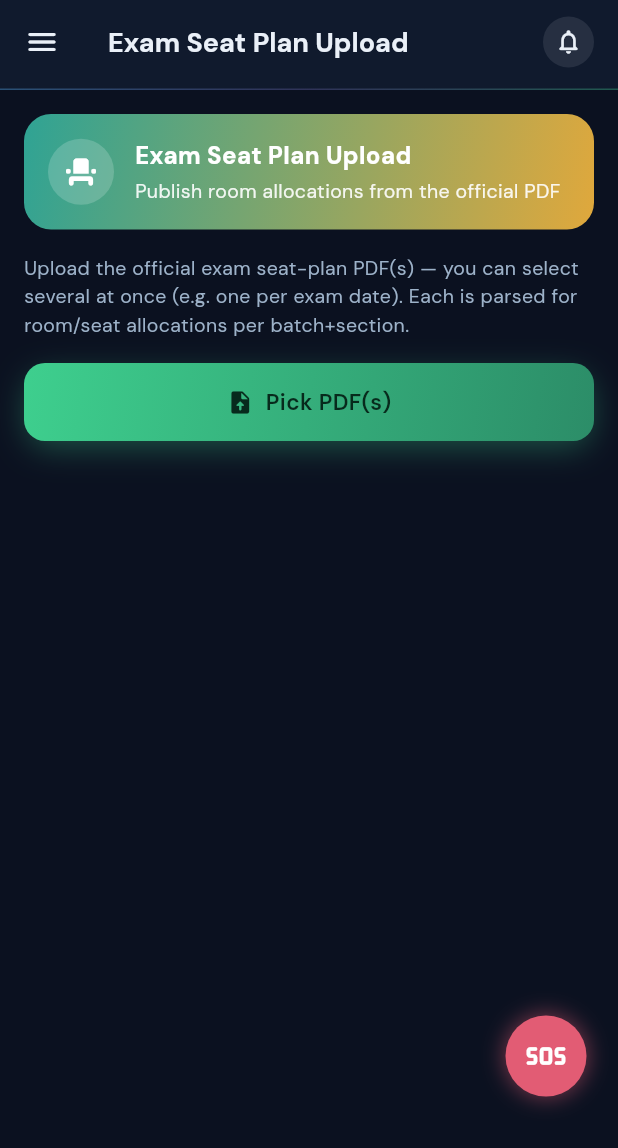
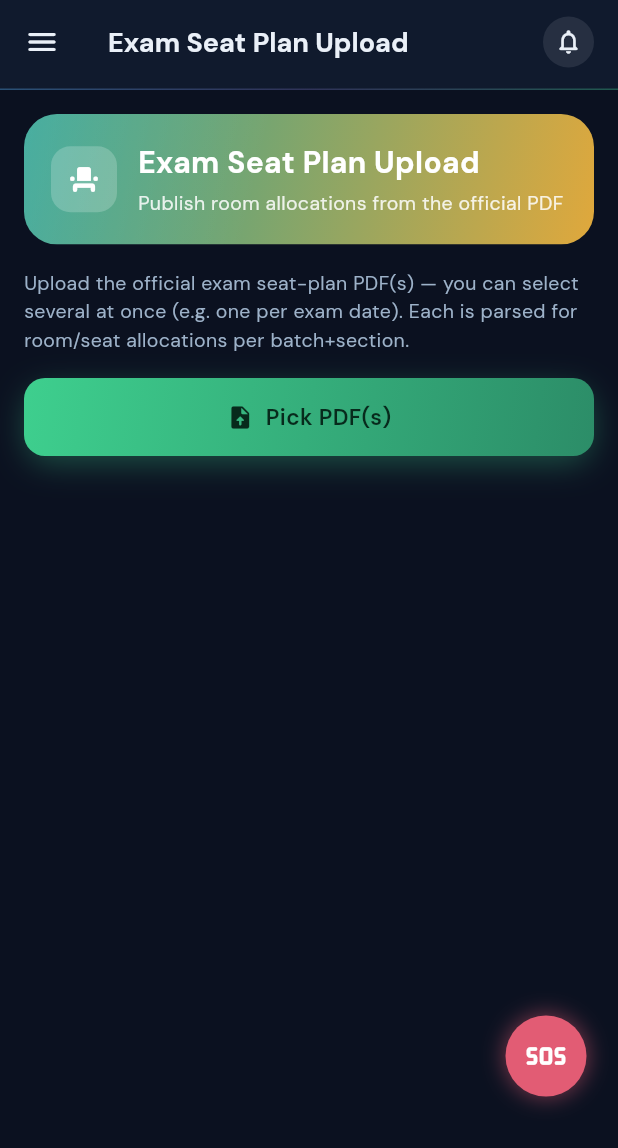
Before and after one commit to rakibhassanrh66/AFOS, a Flutter app: the ManageExamSeatsScreen screen opened by its route, on a phone screen of 412 x 824 dp. Shown: the top 1148 px of the screen. Run offline on Flutter 3.47's test engine with Material 3 defaults, Android fonts, the phone set to English and light mode, and no system bars; drawn by our look-alikes of flutter_animate; our stand-ins replace audioplayers, cached_network_image, connectivity_plus, dio, file_picker, flutter_bloc and 19 more; missing offline and left inert: app_badge_plus, dart:js_interop, flutter_background_service, mobile_scanner, onesignal_flutter, record and 1 more; accounts and stored records are empty.

Commit message:
UI redesign: FeatureHeader on grades, manage_dept_chat, manage_exam_seats, registry_list

```diff
--- a/lib/features/exam_seat/presentation/manage_exam_seats_screen.dart
+++ b/lib/features/exam_seat/presentation/manage_exam_seats_screen.dart
@@ -7,6 +7,7 @@ import '../../../config/theme/app_icons.dart';
 import '../../../config/theme/app_text_styles.dart';
 import '../../../core/utils/error_formatter.dart';
 import '../../../shared/widgets/afos_button.dart';
+import '../../../shared/widgets/feature_header.dart';
 import '../../../shared/widgets/surface_card.dart';
 import '../../notifications/data/repositories/notification_service.dart';
 import '../../shell/presentation/top_app_bar.dart';
@@ -115,26 +116,13 @@ class _ManageExamSeatsScreenState extends State<ManageExamSeatsScreen> {
       backgroundColor: Theme.of(context).scaffoldBackgroundColor,
       appBar: const AfosAppBar(title: 'Exam Seat Plan Upload'),
       body: ListView(padding: const EdgeInsets.all(16), children: [
-        Container(
-          padding: const EdgeInsets.all(16),
-          margin: const EdgeInsets.only(bottom: 16),
-          decoration: BoxDecoration(
-            gradient: const LinearGradient(begin: Alignment.topLeft, end: Alignment.bottomRight,
-                colors: [AppColors.orange, AppColors.amber]),
-            borderRadius: BorderRadius.circular(18),
-          ),
-          child: Row(children: [
-            Container(padding: const EdgeInsets.all(10),
-                decoration: BoxDecoration(color: Colors.white.withValues(alpha: 0.18), shape: BoxShape.circle),
-                child: const Icon(AppIcons.examSeat, color: Colors.white, size: 24)),
-            const SizedBox(width: 14),
-            Expanded(child: Column(crossAxisAlignment: CrossAxisAlignment.start, children: [
-              Text('Exam Seat Plan Upload', style: AppTextStyles.titleLarge.copyWith(color: Colors.white, fontWeight: FontWeight.w800)),
-              const SizedBox(height: 3),
-              Text('Publish room allocations from the official PDF',
-                  style: AppTextStyles.bodyMedium.copyWith(color: Colors.white.withValues(alpha: 0.9))),
-            ])),
-          ]),
+        const FeatureHeader(
+          title: 'Exam Seat Plan Upload',
+          subtitle: 'Publish room allocations from the official PDF',
+          icon: AppIcons.examSeat,
+          gradient: LinearGradient(begin: Alignment.topLeft, end: Alignment.bottomRight,
+              colors: [AppColors.orange, AppColors.amber]),
+          margin: EdgeInsets.only(bottom: 16),
         ),
         Text('Upload the official exam seat-plan PDF(s) — you can select several at once '
                 '(e.g. one per exam date). Each is parsed for room/seat allocations per batch+section.',
```
Also changed, not shown: lib/features/dept_chat/presentation/manage_dept_chat_screen.dart (+8 -22 lines), lib/features/grades/presentation/grades_screen.dart (+8 -21 lines), lib/features/registry/presentation/registry_list_screen.dart (+8 -22 lines).
